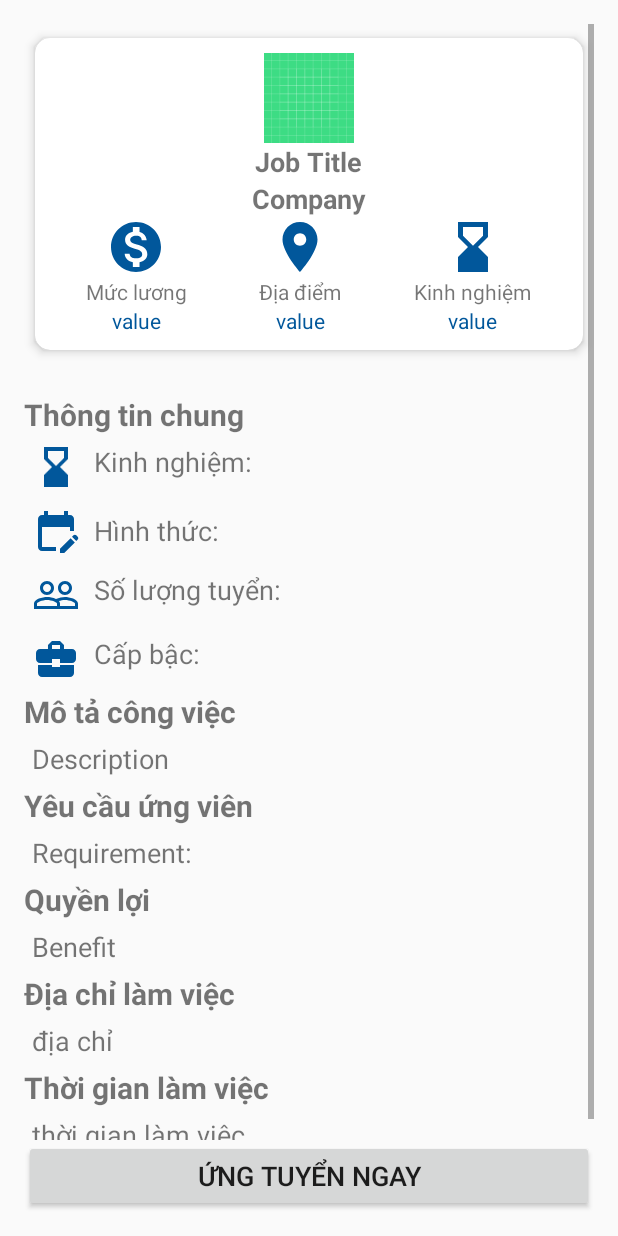
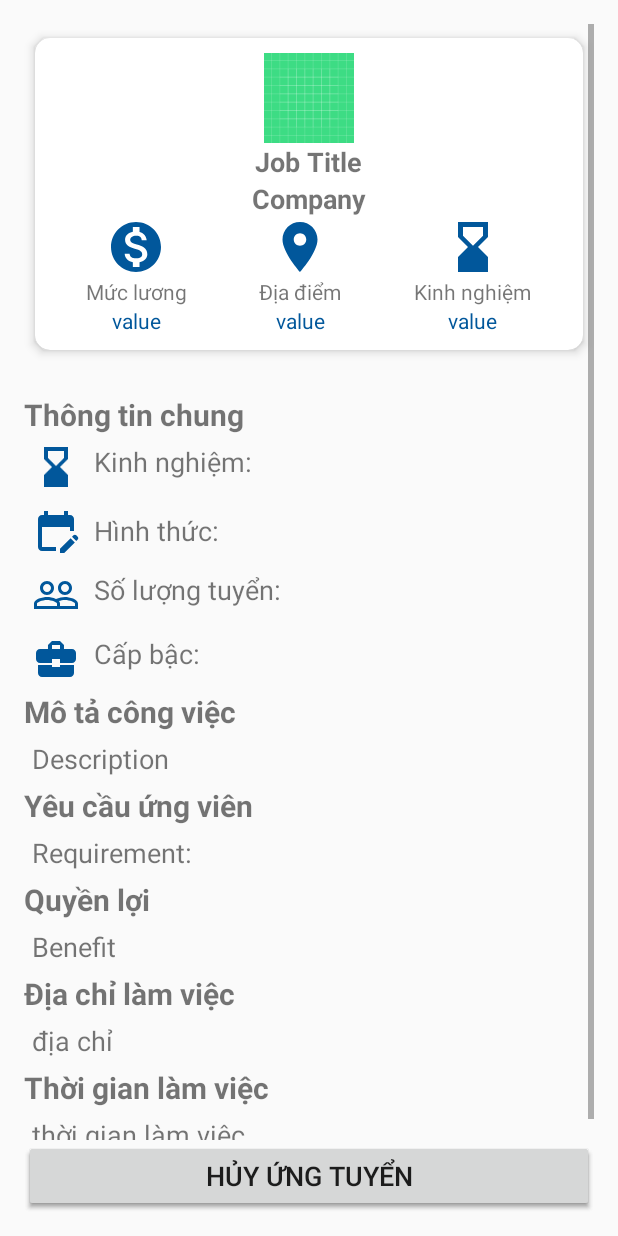
Before and after one commit to TMThaor/finalExam, an Android app: the layout activity_job_detail.xml on its own in the app's theme, with its tools: preview values and no code run, on a phone screen of 412 x 824 dp. Run offline under Robolectric (Android 15) with nearby library versions, the phone set to English and light mode, and no system bars.

Commit message:
Hủy ứng tuyển

```diff
--- a/app/src/main/res/layout/activity_job_detail.xml
+++ b/app/src/main/res/layout/activity_job_detail.xml
@@ -269,6 +269,16 @@
         app:layout_constraintTop_toTopOf="parent"
         app:layout_constraintVertical_bias="1.0"
          />
+    <Button
+        android:id="@+id/remove_button"
+        android:layout_width="match_parent"
+        android:layout_height="wrap_content"
+        android:text="Hủy Ứng tuyển"
+        android:textSize="18sp"
+        app:layout_constraintBottom_toBottomOf="parent"
+        app:layout_constraintTop_toTopOf="parent"
+        app:layout_constraintVertical_bias="1.0"
+        />
 
 
 </androidx.constraintlayout.widget.ConstraintLayout>
```
Also changed, not shown: app/src/main/java/com/example/finalexam/job/JobDetail.java (+64 -10 lines).
